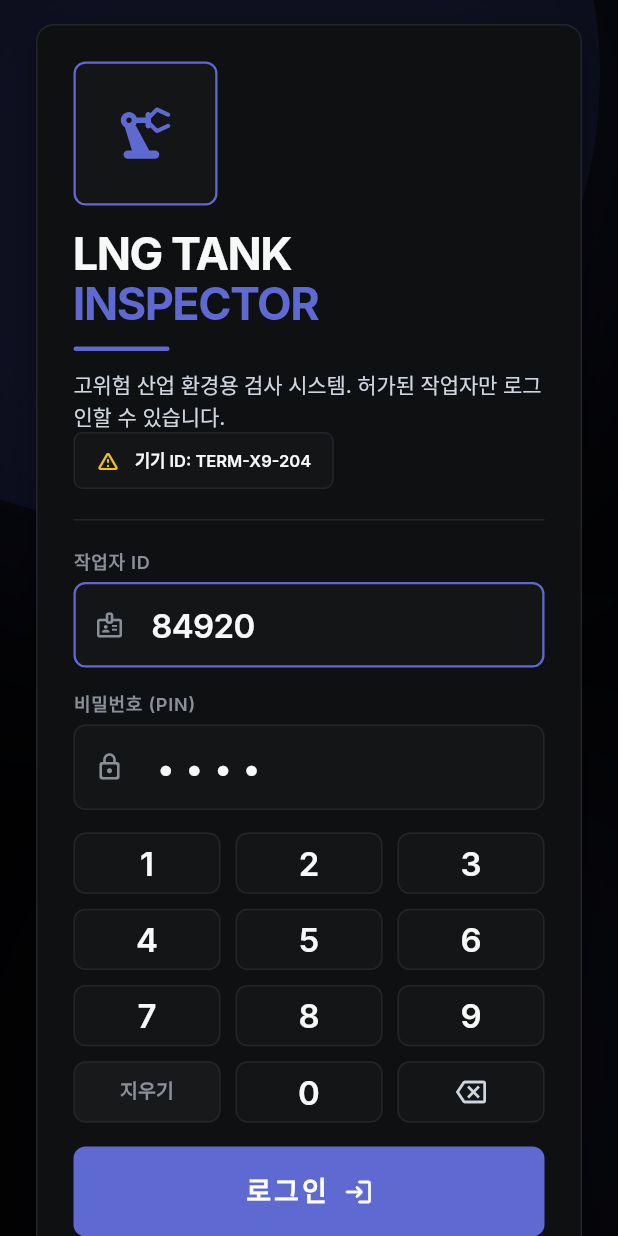
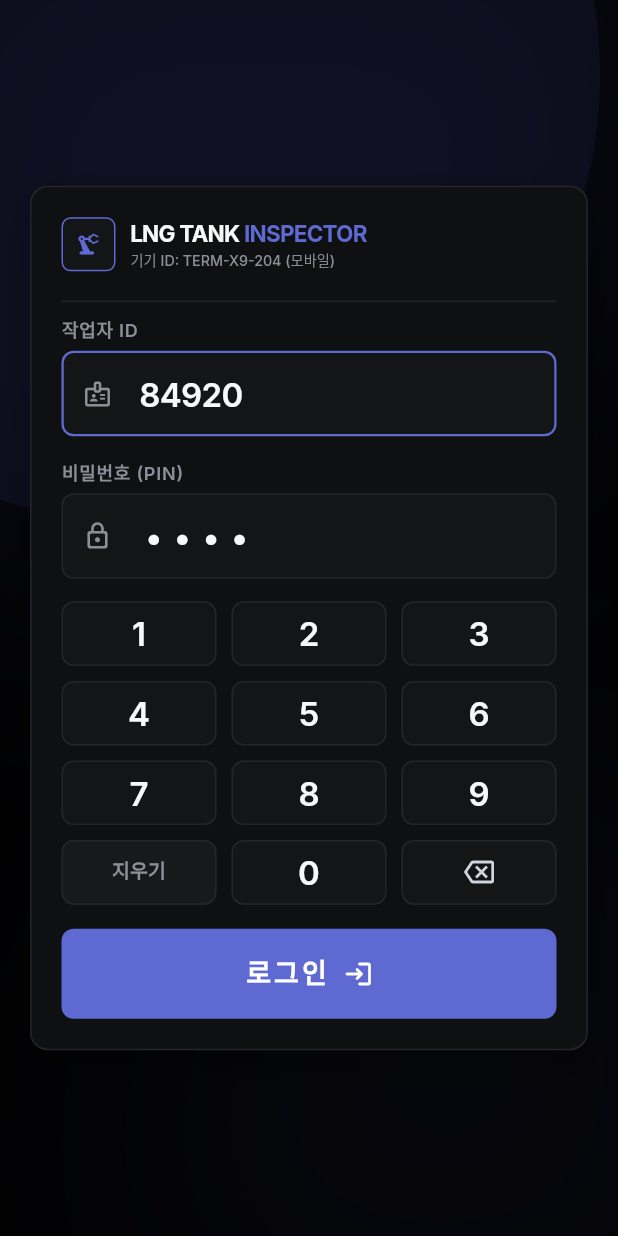
Before and after one commit to zldnlto/SIREN, a Flutter app: the screen it shows after launch, on a phone screen of 412 x 824 dp. Run offline on Flutter 3.47's test engine with Material 3 defaults, Android fonts, the phone set to English and light mode, and no system bars; our stand-ins replace cached_network_image, dio, flutter_riverpod, flutter_secure_storage, go_router, google_fonts.

Commit message:
feat(app): 모바일 해상도 판단 기준 적용 및 콤팩트 헤더 축소 반영 #191

```diff
--- a/app/lib/screens/login_screen.dart
+++ b/app/lib/screens/login_screen.dart
@@ -77,29 +77,35 @@ class _LoginScreenState extends ConsumerState<LoginScreen> {
       }
     });
 
-    final isTablet =
-        MediaQuery.of(context).size.shortestSide >= AppBreakpoints.tablet;
+    final shortestSide = MediaQuery.of(context).size.shortestSide;
+    // Mobile Breakpoint spec: shortestSide < 600 dp (from supported_devices.md)
+    final isTablet = shortestSide >= AppBreakpoints.tablet;
+
     final screenWidth = MediaQuery.of(context).size.width;
     final screenHeight = MediaQuery.of(context).size.height;
 
-    // Fluid responsive sizing clamps for the Tablet layout card (Slightly larger height scale to utilize vertical space)
+    // Fluid responsive sizing clamps for the Tablet layout card
     final tabletWidth = (screenWidth * 0.9).clamp(800.0, 1120.0);
     final tabletHeight = (screenHeight * 0.82).clamp(600.0, 780.0);
 
-    // Left Branding Section (Clean layout without internal scrollbars + Compact design hierarchy)
-    final brandingSection = Expanded(
-      flex: isTablet ? 1 : 0,
+    // ─── Left Branding Component (Polymorphic Responsive Visuals) ───
+    late Widget brandingWidget;
+
+    if (isTablet) {
+      // Full Tablet Landscape Branding (2-Pane column style)
+      brandingWidget = Expanded(
+        flex: 1,
         child: Column(
           crossAxisAlignment: CrossAxisAlignment.start,
           children: [
-          // precision_manufacturing icon container (96x96 compact size, 8px rounded, lavender outline)
+            // precision_manufacturing icon container
             Container(
               width: 96,
               height: 96,
               decoration: BoxDecoration(
                 color: AppColors.surfaceVariant, // Surface 2
                 borderRadius: AppRadius.borderMd, // 8px rounded
-              border: Border.all(color: AppColors.primary, width: 1.5), // Elegant lavender accent outline
+                border: Border.all(color: AppColors.primary, width: 1.5), // elegant lavender accent
               ),
               child: const Center(
                 child: Icon(
@@ -109,11 +115,11 @@ class _LoginScreenState extends ConsumerState<LoginScreen> {
                 ),
               ),
             ),
-          const SizedBox(height: AppSpacing.md), // Compact spacing (16px)
+            const SizedBox(height: AppSpacing.md),
             Text(
               'LNG TANK',
               style: AppTextStyles.displayLarge.copyWith(
-              fontSize: 30, // Compact typography scale for zero scrollbar
+                fontSize: 30,
                 fontWeight: FontWeight.w700,
                 height: 1.1,
                 letterSpacing: -1.0,
@@ -130,7 +136,7 @@ class _LoginScreenState extends ConsumerState<LoginScreen> {
                 color: AppColors.primary, // signature lavender
               ),
             ),
-          const SizedBox(height: AppSpacing.sm), // my-stack-sm (12px)
+            const SizedBox(height: AppSpacing.sm),
             Container(
               height: 3,
               width: 64,
@@ -144,18 +150,18 @@ class _LoginScreenState extends ConsumerState<LoginScreen> {
               '고위험 산업 환경용 검사 시스템. 허가된 작업자만 로그인할 수 있습니다.',
               style: AppTextStyles.bodyLg.copyWith(
                 color: AppColors.onSurfaceVariant,
-              fontSize: 14, // Muted & compact description text
+                fontSize: 14,
                 height: 1.45,
               ),
             ),
-          const Spacer(), // Safely pushes the device warning chip to bottom without IntrinsicHeight crash
-          // Device Info Warning Chip (linear.app styled pill badge - compact height)
+            const Spacer(),
+            // Device Info Warning Chip
             Container(
               padding: const EdgeInsets.symmetric(horizontal: 14, vertical: 10),
               decoration: BoxDecoration(
                 color: AppColors.surfaceVariant,
                 borderRadius: AppRadius.borderSm, // 6px rounded
-              border: Border.all(color: AppColors.border, width: 1), // 1px hairline border
+                border: Border.all(color: AppColors.border, width: 1),
               ),
               child: Row(
                 mainAxisSize: MainAxisSize.min,
@@ -180,14 +186,75 @@ class _LoginScreenState extends ConsumerState<LoginScreen> {
           ],
         ),
       );
+    } else {
+      // Compact Mobile Portrait Branding Header (Horizontal row style to save massive vertical space)
+      brandingWidget = Container(
+        padding: const EdgeInsets.only(bottom: 12),
+        child: Row(
+          children: [
+            // Micro Icon container (36x36)
+            Container(
+              width: 36,
+              height: 36,
+              decoration: BoxDecoration(
+                color: AppColors.surfaceVariant,
+                borderRadius: const BorderRadius.all(Radius.circular(6)),
+                border: Border.all(color: AppColors.primary, width: 1.0),
+              ),
+              child: const Center(
+                child: Icon(
+                  Icons.precision_manufacturing_rounded,
+                  color: AppColors.primary,
+                  size: 18,
+                ),
+              ),
+            ),
+            const SizedBox(width: 10),
+            // Header Text & Device ID stacked (compact design)
+            Column(
+              crossAxisAlignment: CrossAxisAlignment.start,
+              mainAxisSize: MainAxisSize.min,
+              children: [
+                Row(
+                  mainAxisSize: MainAxisSize.min,
+                  children: [
+                    Text(
+                      'LNG TANK ',
+                      style: GoogleFonts.inter(
+                        fontSize: 15,
+                        fontWeight: FontWeight.w700,
+                        letterSpacing: -0.5,
+                        color: AppColors.onBackground,
+                      ),
+                    ),
+                    Text(
+                      'INSPECTOR',
+                      style: GoogleFonts.inter(
+                        fontSize: 15,
+                        fontWeight: FontWeight.w700,
+                        letterSpacing: -0.5,
+                        color: AppColors.primary, // signature lavender
+                      ),
+                    ),
+                  ],
+                ),
+                Text(
+                  '기기 ID: TERM-X9-204 (모바일)',
+                  style: AppTextStyles.labelSm.copyWith(
+                    fontSize: 9.5,
+                    fontWeight: FontWeight.w500,
+                    color: AppColors.onSurfaceMuted,
+                  ),
+                ),
+              ],
+            ),
+          ],
+        ),
+      );
+    }
 
-    // Right Login Input & Keypad Section (Clean layout without internal scrollbars + Compact components)
-    final loginInputSection = Expanded(
-      flex: isTablet ? 1 : 0,
-      child: Column(
-        crossAxisAlignment: CrossAxisAlignment.stretch,
-        mainAxisAlignment: MainAxisAlignment.center,
-        children: [
+    // ─── Right Login Input & Keypad Section (Stitch skeleton + linear.app styles) ───
+    final inputPaneContent = [
       // Operator ID Input Label
       Text(
         '작업자 ID',
@@ -200,7 +267,7 @@ class _LoginScreenState extends ConsumerState<LoginScreen> {
       ),
       const SizedBox(height: 6),
       SizedBox(
-            height: 60, // Refined height (60px instead of 72px) for elegant look & spacing savings
+        height: 60, // Compact elegant form height
         child: TextFormField(
           controller: _employeeIdCtrl,
           readOnly: true,
@@ -244,7 +311,7 @@ class _LoginScreenState extends ConsumerState<LoginScreen> {
           ),
         ),
       ),
-          const SizedBox(height: 14), // space-y-stack-md (14px)
+      const SizedBox(height: 14),
 
       // Password (PIN) Input Label
       Text(
@@ -258,7 +325,7 @@ class _LoginScreenState extends ConsumerState<LoginScreen> {
       ),
       const SizedBox(height: 6),
       SizedBox(
-            height: 60, // Refined height (60px instead of 72px)
+        height: 60,
         child: TextFormField(
           controller: _passwordCtrl,
           readOnly: true,
@@ -267,7 +334,7 @@ class _LoginScreenState extends ConsumerState<LoginScreen> {
           style: AppTextStyles.headlineMd.copyWith(
             fontSize: 22,
             fontWeight: FontWeight.w600,
-                letterSpacing: 8.0, // balanced dots spacing
+            letterSpacing: 8.0,
             color: AppColors.onBackground,
           ),
           onTap: () => setState(() => _activeController = _passwordCtrl),
@@ -312,7 +379,7 @@ class _LoginScreenState extends ConsumerState<LoginScreen> {
         crossAxisCount: 3,
         shrinkWrap: true,
         physics: const NeverScrollableScrollPhysics(),
-            childAspectRatio: 2.4, // Compact key aspect ratio to save vertical space
+        childAspectRatio: 2.4,
         mainAxisSpacing: 10,
         crossAxisSpacing: 10,
         children: [
@@ -332,17 +399,17 @@ class _LoginScreenState extends ConsumerState<LoginScreen> {
       ),
       const SizedBox(height: 16),
 
-          // Action Login Button (60px height to align perfectly with form inputs)
+      // Action Login Button
       SizedBox(
-            height: 60, // Slimmer elegant button
+        height: 60,
         child: ElevatedButton(
           style: ElevatedButton.styleFrom(
-                backgroundColor: AppColors.primary, // Lavender brand color
+            backgroundColor: AppColors.primary,
             foregroundColor: AppColors.onPrimary,
             elevation: 0,
             shadowColor: Colors.transparent,
             shape: const RoundedRectangleBorder(
-                  borderRadius: AppRadius.borderMd, // 8px rounded
+              borderRadius: AppRadius.borderMd,
             ),
             padding: EdgeInsets.zero,
           ),
@@ -380,8 +447,20 @@ class _LoginScreenState extends ConsumerState<LoginScreen> {
           ),
         ),
       ),
-        ],
+    ];
+
+    final loginInputSection = isTablet
+        ? Expanded(
+            flex: 1,
+            child: Column(
+              crossAxisAlignment: CrossAxisAlignment.stretch,
+              mainAxisAlignment: MainAxisAlignment.center,
+              children: inputPaneContent,
             ),
+          )
+        : Column(
+            crossAxisAlignment: CrossAxisAlignment.stretch,
+            children: inputPaneContent,
           );
 
     return Scaffold(
@@ -431,11 +510,11 @@ class _LoginScreenState extends ConsumerState<LoginScreen> {
               ),
             ),
           ),
-          // Layer 2: Main Login Card Frame and responsive content (Unified Single Scroll for entire screen under extreme viewport reduction)
+          // Layer 2: Main Login Card Frame and responsive content
           SafeArea(
             child: Center(
               child: SingleChildScrollView(
-                padding: const EdgeInsets.symmetric(horizontal: 24, vertical: 16), // optimized screen margins
+                padding: const EdgeInsets.symmetric(horizontal: 20, vertical: 16), // optimized mobile screen margins
                 child: Form(
                   key: _formKey,
                   child: ConstrainedBox(
@@ -463,7 +542,7 @@ class _LoginScreenState extends ConsumerState<LoginScreen> {
                             child: Row(
                               crossAxisAlignment: CrossAxisAlignment.stretch,
                               children: [
-                                brandingSection,
+                                brandingWidget,
                                 const SizedBox(width: 32),
                                 const VerticalDivider(
                                   color: AppColors.border,
@@ -476,7 +555,8 @@ class _LoginScreenState extends ConsumerState<LoginScreen> {
                             ),
                           )
                         : Container(
-                            padding: const EdgeInsets.all(24),
+                            // Mobile view: Minimalistic one-screen card with elegant margins
+                            padding: const EdgeInsets.symmetric(horizontal: 20, vertical: 20),
                             decoration: BoxDecoration(
                               color: AppColors.surface,
                               borderRadius: AppRadius.borderLg,
@@ -491,16 +571,16 @@ class _LoginScreenState extends ConsumerState<LoginScreen> {
                             ),
                             child: Column(
                               mainAxisSize: MainAxisSize.min,
+                              crossAxisAlignment: CrossAxisAlignment.stretch,
                               children: [
-                                brandingSection,
-                                const SizedBox(height: 20),
+                                brandingWidget, // Slim mobile header
                                 const Divider(
                                   color: AppColors.border,
-                                  height: 1,
+                                  height: 16,
                                   thickness: 1,
                                 ),
-                                const SizedBox(height: 20),
-                                loginInputSection,
+                                const SizedBox(height: 4),
+                                loginInputSection, // Inputs + Keypad stacked
                               ],
                             ),
                           ),
```
Lines whose indentation alone changed are shown as unchanged.
